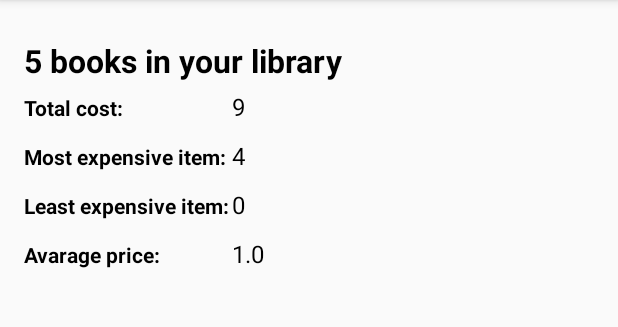
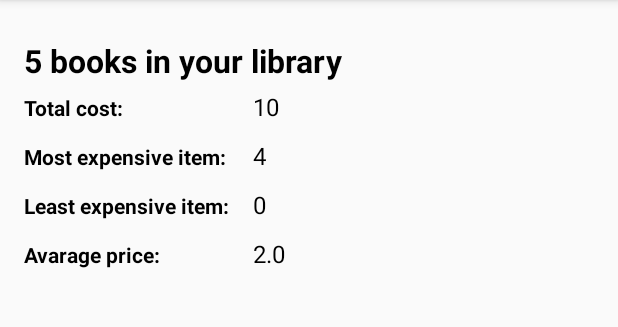
Before and after one commit to AFreu/BookManager, an Android app: the screen it shows after launch (SummaryActivity), on a phone screen of 412 x 824 dp, the part 84-411 px from its top. Run offline under Robolectric (Android 15) with nearby library versions, the phone set to English and light mode, and no system bars.

Commit message:
tabellayout instead of grid

```diff
--- a/app/src/main/java/com/mobilecomputing/bookmanager/Models/SimpleBookManager.java
+++ b/app/src/main/java/com/mobilecomputing/bookmanager/Models/SimpleBookManager.java
@@ -88,7 +88,7 @@ public class SimpleBookManager implements BookManager, Serializable {
         int bookCount = 0;
         while(itr.hasNext()) {
             int next = itr.next().getPrice();
-            total += next;
+            total += (total == -1 ? next+1 : next == -1 ? 0 : next);
             bookCount++;
         }
         return bookCount > 0 ? total/bookCount : total;
@@ -100,7 +100,7 @@ public class SimpleBookManager implements BookManager, Serializable {
         int total = -1;
         while(itr.hasNext()) {
             int next = itr.next().getPrice();
-            total += next;
+            total += (total == -1 ? next+1 : next == -1 ? 0 : next);
         }
         return total;
     }
--- a/app/src/main/res/layout/activity_summary.xml
+++ b/app/src/main/res/layout/activity_summary.xml
@@ -32,101 +32,103 @@
                 android:text="@string/summary_bookCount"/>
         </LinearLayout>
 
-        <GridLayout
-            android:layout_width="match_parent"
-            android:layout_height="wrap_content"
-            android:columnCount="2"
-            android:rowCount="4">
-
+        <TableLayout xmlns:android="http://schemas.android.com/apk/res/android"
+            android:id="@+id/tableLayout1"
+            android:layout_width="fill_parent"
+            android:layout_height="fill_parent" >
+            <TableRow>
                 <android.support.v7.widget.AppCompatTextView
                     android:id="@+id/tv1"
+                    android:layout_width="0dp"
+                    android:layout_weight=".4"
                     android:text="@string/summary_totalCost"
                     style="@style/GridTitleText"
                     android:layout_centerVertical="true"
-                android:layout_column="0"
-                android:layout_row="0"
                     android:layout_marginEnd="2dp"
                     android:layout_marginTop="5dp"
                     android:layout_marginBottom="5dp"/>
                 <android.support.v7.widget.AppCompatTextView
                     android:id="@+id/summary_totalCost"
                     style="@style/NormalText"
-                android:layout_width="wrap_content"
+                    android:layout_width="0dp"
+                    android:layout_weight=".6"
                     android:layout_height="wrap_content"
                     android:layout_centerVertical="true"
                     android:text="Placeholder Title"
-                android:layout_column="1"
-                android:layout_row="0"
                     android:layout_marginTop="5dp"
                     android:layout_marginBottom="5dp"/>
 
+            </TableRow>
+            <TableRow>
                 <android.support.v7.widget.AppCompatTextView
                     android:id="@+id/tv2"
+                    android:layout_width="0dp"
+                    android:layout_weight=".4"
                     android:text="@string/summary_mostExpensive"
                     style="@style/GridTitleText"
                     android:layout_centerVertical="true"
-                android:layout_column="0"
-                android:layout_row="1"
                     android:layout_marginEnd="2dp"
                     android:layout_marginTop="5dp"
                     android:layout_marginBottom="5dp"/>
                 <android.support.v7.widget.AppCompatTextView
                     android:id="@+id/summary_mostExpensive"
-                android:layout_width="wrap_content"
+                    android:layout_width="0dp"
+                    android:layout_weight=".6"
                     android:layout_height="wrap_content"
                     android:text="Placeholder Author"
                     style="@style/NormalText"
                     android:layout_centerVertical="true"
-                android:layout_column="1"
-                android:layout_row="1"
                     android:layout_marginTop="5dp"
                     android:layout_marginBottom="5dp"/>
 
+            </TableRow>
+            <TableRow>
                 <android.support.v7.widget.AppCompatTextView
                     android:id="@+id/tv3"
+                    android:layout_width="0dp"
+                    android:layout_weight=".4"
                     android:text="@string/summary_leastExpensive"
                     style="@style/GridTitleText"
                     android:layout_centerVertical="true"
-                android:layout_column="0"
-                android:layout_row="2"
                     android:layout_marginEnd="2dp"
                     android:layout_marginTop="5dp"
                     android:layout_marginBottom="5dp"/>
                 <android.support.v7.widget.AppCompatTextView
                     android:id="@+id/summary_leastExpensive"
                     style="@style/NormalText"
-                android:layout_width="wrap_content"
+                    android:layout_width="0dp"
+                    android:layout_weight=".6"
                     android:layout_height="wrap_content"
                     android:layout_centerVertical="true"
                     android:text="Placeholder Course"
-                android:layout_column="1"
-                android:layout_row="2"
                     android:layout_marginTop="5dp"
                     android:layout_marginBottom="5dp"/>
 
+            </TableRow>
+            <TableRow>
                 <android.support.v7.widget.AppCompatTextView
                     android:id="@+id/tv4"
+                    android:layout_width="0dp"
+                    android:layout_weight=".4"
                     android:text="@string/summary_avaragePrice"
                     style="@style/GridTitleText"
                     android:layout_centerVertical="true"
-                android:layout_column="0"
-                android:layout_row="3"
                     android:layout_marginEnd="2dp"
                     android:layout_marginTop="5dp"
                     android:layout_marginBottom="5dp"/>
                 <android.support.v7.widget.AppCompatTextView
                     android:id="@+id/summary_avaragePrice"
-                android:layout_width="wrap_content"
+                    android:layout_width="0dp"
+                    android:layout_weight=".6"
                     android:layout_height="wrap_content"
                     android:text="Placeholder Price"
                     style="@style/NormalText"
                     android:layout_centerVertical="true"
-                android:layout_column="1"
-                android:layout_row="3"
                     android:layout_marginTop="5dp"
                     android:layout_marginBottom="5dp"/>
-        </GridLayout>
 
+            </TableRow>
+        </TableLayout>
     </LinearLayout>
 
 
```
Lines whose indentation alone changed are shown as unchanged.
